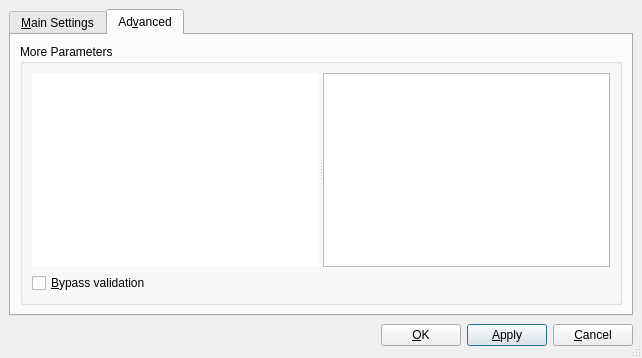
cburschka/lyx, file src/frontends/qt4/ui/ListingsUi.ui: the form before one commit.
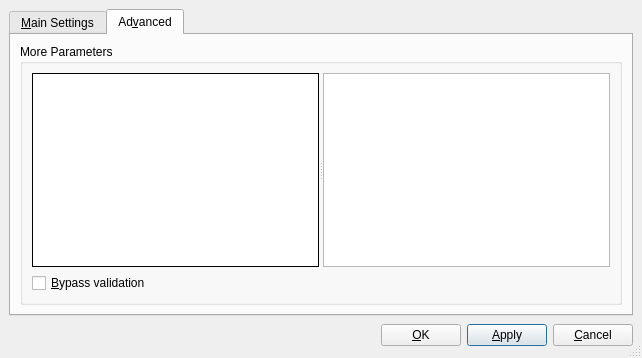
The form after the commit. The open tabs and pages were chosen to show the change.

The edit to the form file:
```diff
--- a/src/frontends/qt4/ui/ListingsUi.ui
+++ b/src/frontends/qt4/ui/ListingsUi.ui
@@ -545,14 +545,11 @@
               <string>Feedback window</string>
              </property>
              <property name="frameShape" >
-              <enum>QFrame::NoFrame</enum>
+              <enum>QFrame::Box</enum>
              </property>
              <property name="frameShadow" >
               <enum>QFrame::Plain</enum>
              </property>
-             <property name="lineWidth" >
-              <number>0</number>
-             </property>
              <property name="acceptRichText" >
               <bool>false</bool>
              </property>
```
